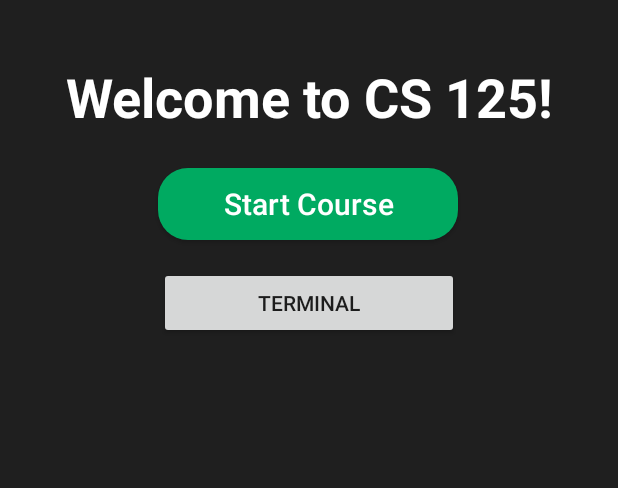
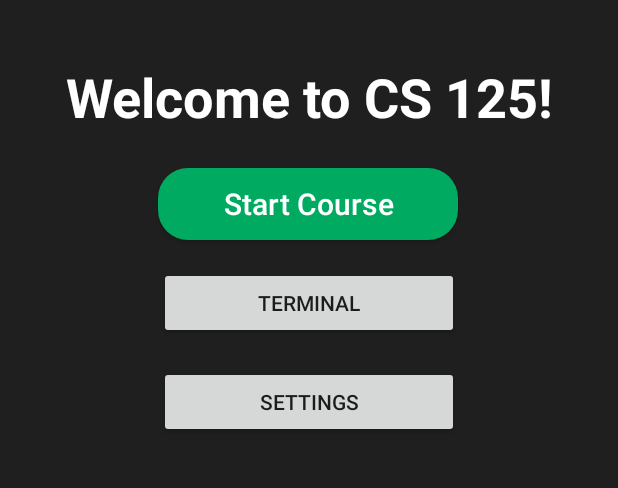
Before and after one commit to nzukow2/CS199KotlinProject, an Android app: the screen it shows after launch (MainActivity), on a phone screen of 412 x 824 dp, the part 531-1019 px from its top. Run offline under Robolectric (Android 15) with nearby library versions, the phone set to English and light mode, and no system bars.

Commit message:
Added settings XML & mute music boolean

```diff
--- a/app/src/main/java/com/example/thechallen_ge/MainActivity.kt
+++ b/app/src/main/java/com/example/thechallen_ge/MainActivity.kt
@@ -3,12 +3,15 @@ package com.example.thechallen_ge
 import android.content.Intent
 import android.support.v7.app.AppCompatActivity
 import android.os.Bundle
+import android.util.Log
 import android.view.View
+import android.widget.Button
 import com.google.gson.Gson
 import com.google.gson.JsonParser
 
 class MainActivity : AppCompatActivity() {
 
+    var muteMusic = false
     var staff: List<Staff>? = null
 
     override fun onCreate(savedInstanceState: Bundle?) {
@@ -22,11 +25,29 @@ class MainActivity : AppCompatActivity() {
         findViewById<View>(R.id.restart).setOnClickListener({ v -> startGame() })
 
         //Takes us to the cheat terminal
-        val x = findViewById<View>(R.id.gotoTerminalButton)
-
-        x.setOnClickListener {
+        val gotoTerminal = findViewById<View>(R.id.gotoTerminalButton)
+        gotoTerminal.setOnClickListener {
             setContentView(R.layout.cheat_terminal)
             cheatTerminal()
+        }
+
+        //Takes us to settings
+        val gotoSettings = findViewById<View>(R.id.gotoSettingsMenuButton)
+        gotoSettings.setOnClickListener {
+            setContentView(R.layout.setting_menu)
+            settingsMenu()
+        }
+    }
+
+    fun settingsMenu() {
+        val x = findViewById<Button>(R.id.muteMusicButton)
+        x.setOnClickListener {
+            muteMusic = !muteMusic // Note
+            Log.i("test","music is muted: " + muteMusic)
+        }
+        val backToMain = findViewById<Button>(R.id.returnToMainFromSettings)
+        backToMain.setOnClickListener {
+            mainMenuInitializer()
         }
     }
 
@@ -70,7 +91,6 @@ class MainActivity : AppCompatActivity() {
 
         val y = findViewById<View>(R.id.leaveTerminal)
         y.setOnClickListener {
-            setContentView(R.layout.activity_main)
             mainMenuInitializer()
         }
     }
--- a/app/src/main/res/layout/activity_main.xml
+++ b/app/src/main/res/layout/activity_main.xml
@@ -70,5 +70,17 @@
         app:layout_constraintStart_toStartOf="parent"
         app:layout_constraintTop_toBottomOf="@+id/restart" />
 
+    <Button
+        android:id="@+id/gotoSettingsMenuButton"
+        android:layout_width="200dp"
+        android:layout_height="wrap_content"
+        android:layout_marginStart="16dp"
+        android:layout_marginTop="18dp"
+        android:layout_marginEnd="16dp"
+        android:text="Settings"
+        app:layout_constraintEnd_toEndOf="parent"
+        app:layout_constraintStart_toStartOf="parent"
+        app:layout_constraintTop_toBottomOf="@+id/gotoTerminalButton" />
+
 
 </android.support.constraint.ConstraintLayout>
```
Also changed, not shown: app/src/main/res/layout/setting_menu.xml (added, +28 -0 lines).
